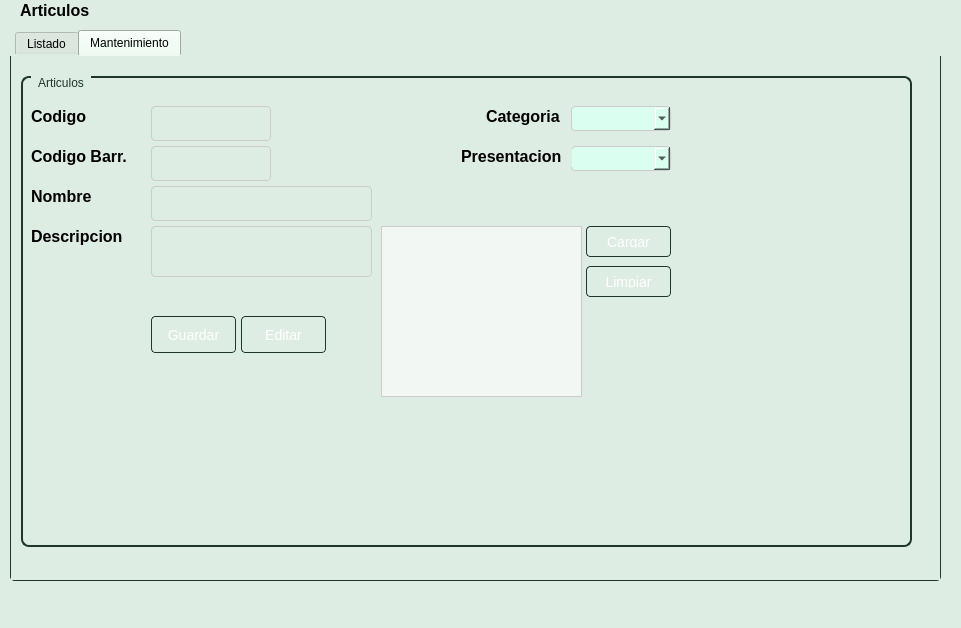
Old version of the form Sistema de ventas/ui/FrmArticulo.ui in the repository CodeDrTech/DevelopPython.
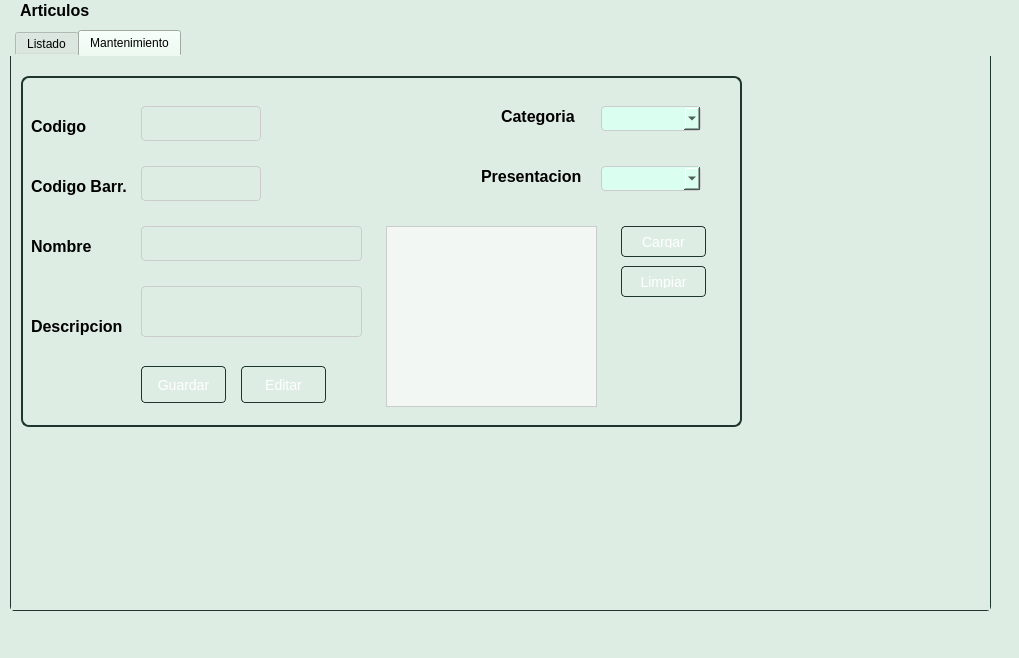
New version of the form. The open tabs and pages were chosen to show the change.

What changed in the file:
```diff
--- a/Sistema de ventas/ui/FrmArticulo.ui
+++ b/Sistema de ventas/ui/FrmArticulo.ui
@@ -9,8 +9,8 @@
    <rect>
     <x>0</x>
     <y>0</y>
-    <width>961</width>
-    <height>628</height>
+    <width>1019</width>
+    <height>658</height>
    </rect>
   </property>
   <property name="windowTitle">
@@ -57,8 +57,8 @@
      <rect>
       <x>10</x>
       <y>30</y>
-      <width>931</width>
-      <height>551</height>
+      <width>981</width>
+      <height>581</height>
      </rect>
     </property>
     <property name="toolTip">
@@ -303,8 +303,8 @@
        <rect>
         <x>10</x>
         <y>20</y>
-        <width>891</width>
-        <height>471</height>
+        <width>721</width>
+        <height>351</height>
        </rect>
       </property>
       <property name="styleSheet">
@@ -327,14 +327,14 @@
 </string>
       </property>
       <property name="title">
-       <string>Articulos</string>
+       <string/>
       </property>
       <widget class="QLabel" name="label_3">
        <property name="geometry">
         <rect>
          <x>10</x>
-         <y>30</y>
-         <width>55</width>
+         <y>40</y>
+         <width>61</width>
          <height>21</height>
         </rect>
        </property>
@@ -357,7 +357,7 @@
        <property name="geometry">
         <rect>
          <x>10</x>
-         <y>110</y>
+         <y>160</y>
          <width>63</width>
          <height>21</height>
         </rect>
@@ -381,7 +381,7 @@
        <property name="geometry">
         <rect>
          <x>10</x>
-         <y>150</y>
+         <y>240</y>
          <width>101</width>
          <height>21</height>
         </rect>
@@ -405,7 +405,7 @@
        <property name="geometry">
         <rect>
          <x>220</x>
-         <y>240</y>
+         <y>290</y>
          <width>85</width>
          <height>37</height>
         </rect>
@@ -440,8 +440,8 @@
       <widget class="QPushButton" name="btnGuardar">
        <property name="geometry">
         <rect>
-         <x>130</x>
-         <y>240</y>
+         <x>120</x>
+         <y>290</y>
          <width>85</width>
          <height>37</height>
         </rect>
@@ -476,7 +476,7 @@
       <widget class="QLineEdit" name="txtCodigo">
        <property name="geometry">
         <rect>
-         <x>130</x>
+         <x>120</x>
          <y>30</y>
          <width>120</width>
          <height>35</height>
@@ -515,8 +515,8 @@
       <widget class="QLineEdit" name="txtNombre">
        <property name="geometry">
         <rect>
-         <x>130</x>
-         <y>110</y>
+         <x>120</x>
+         <y>150</y>
          <width>221</width>
          <height>35</height>
         </rect>
@@ -548,8 +548,8 @@
       <widget class="QTextEdit" name="txtDescripcion">
        <property name="geometry">
         <rect>
-         <x>130</x>
-         <y>150</y>
+         <x>120</x>
+         <y>210</y>
          <width>221</width>
          <height>51</height>
         </rect>
@@ -576,8 +576,8 @@
       <widget class="QLineEdit" name="txtCodVenta">
        <property name="geometry">
         <rect>
-         <x>130</x>
-         <y>70</y>
+         <x>120</x>
+         <y>90</y>
          <width>120</width>
          <height>35</height>
         </rect>
@@ -613,7 +613,7 @@
        <property name="geometry">
         <rect>
          <x>10</x>
-         <y>70</y>
+         <y>100</y>
          <width>101</width>
          <height>21</height>
         </rect>
@@ -636,10 +636,10 @@
       <widget class="QGraphicsView" name="gFoto">
        <property name="geometry">
         <rect>
-         <x>360</x>
+         <x>365</x>
          <y>150</y>
-         <width>201</width>
-         <height>171</height>
+         <width>211</width>
+         <height>181</height>
         </rect>
        </property>
        <property name="toolTip">
@@ -655,7 +655,7 @@
       <widget class="QPushButton" name="btnCargar">
        <property name="geometry">
         <rect>
-         <x>565</x>
+         <x>600</x>
          <y>150</y>
          <width>85</width>
          <height>31</height>
@@ -691,7 +691,7 @@
       <widget class="QPushButton" name="btnLimpiar">
        <property name="geometry">
         <rect>
-         <x>565</x>
+         <x>600</x>
          <y>190</y>
          <width>85</width>
          <height>31</height>
@@ -727,8 +727,8 @@
       <widget class="QComboBox" name="cmbPresentacion">
        <property name="geometry">
         <rect>
-         <x>550</x>
-         <y>70</y>
+         <x>580</x>
+         <y>90</y>
          <width>100</width>
          <height>25</height>
         </rect>
@@ -761,7 +761,7 @@
       <widget class="QComboBox" name="cmbCategoria">
        <property name="geometry">
         <rect>
-         <x>550</x>
+         <x>580</x>
          <y>30</y>
          <width>100</width>
          <height>25</height>
@@ -795,7 +795,7 @@
       <widget class="QLabel" name="label_7">
        <property name="geometry">
         <rect>
-         <x>465</x>
+         <x>480</x>
          <y>30</y>
          <width>81</width>
          <height>21</height>
@@ -819,8 +819,8 @@
       <widget class="QLabel" name="label_9">
        <property name="geometry">
         <rect>
-         <x>440</x>
-         <y>70</y>
+         <x>460</x>
+         <y>90</y>
          <width>111</width>
          <height>21</height>
         </rect>
```
Left out of the diff: 54 changed lines with no effect on the pictures. Lines whose indentation alone changed are shown as unchanged.
